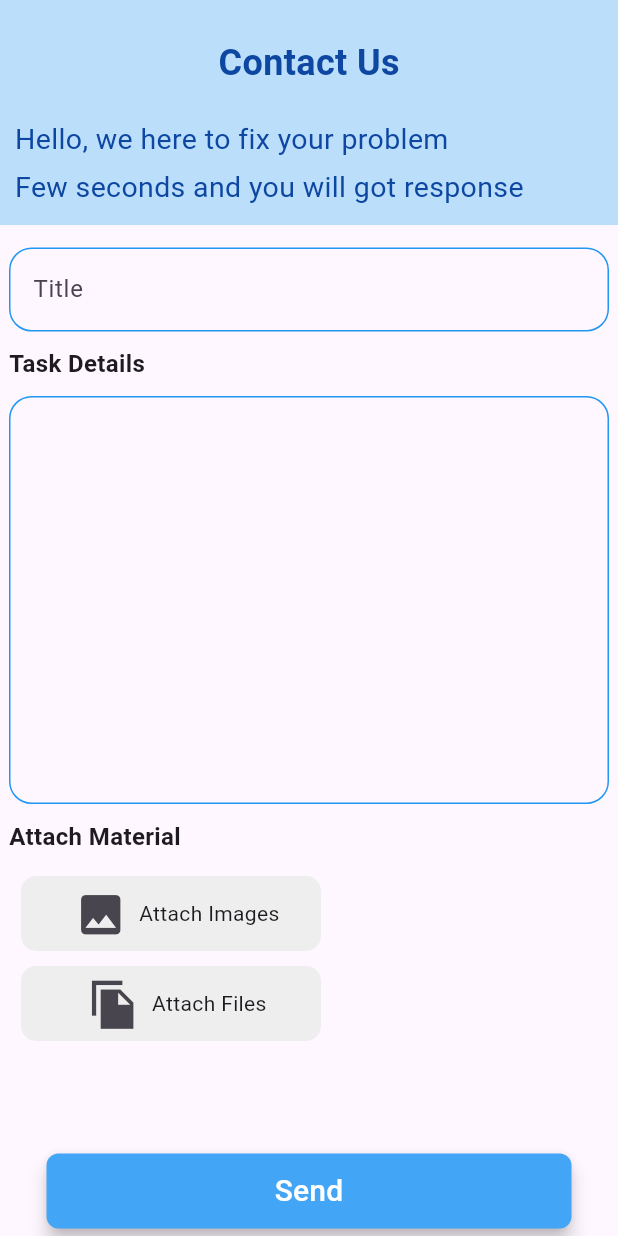
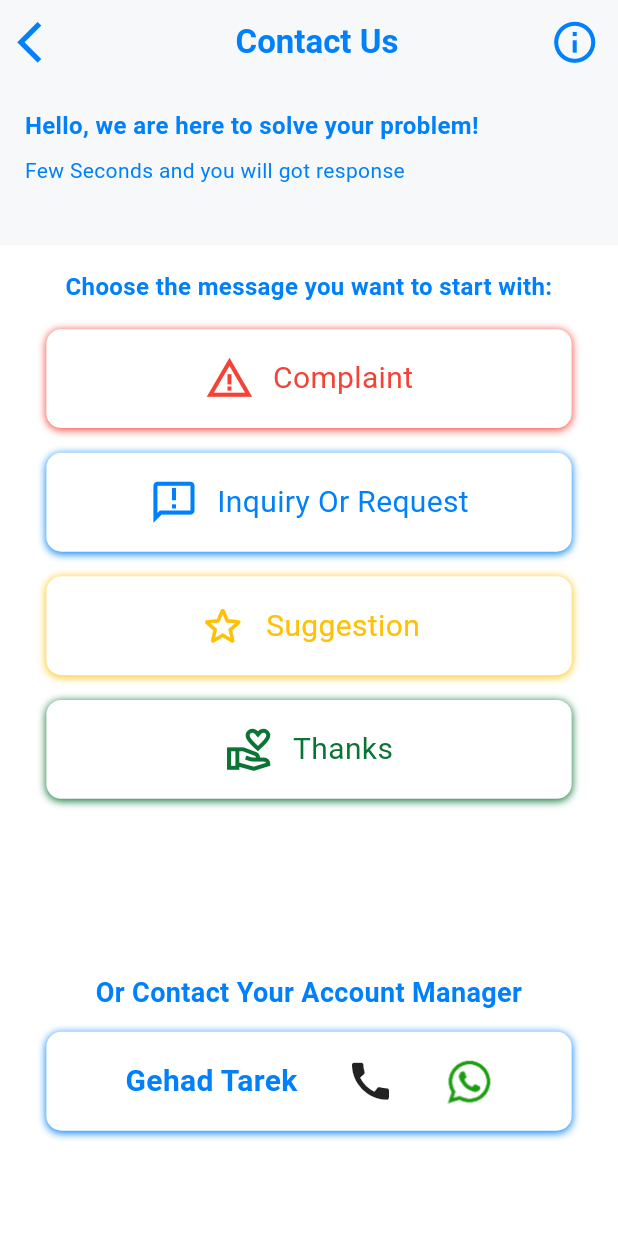
Before and after one commit to Gehad-Tarek/comma_app, a Flutter app: the screen it shows after launch, on a phone screen of 412 x 824 dp. Run offline on Flutter 3.47's test engine with Material 2 defaults, Android fonts, the phone set to English and light mode, and no system bars; our stand-ins replace device_preview, fl_chart, font_awesome_flutter, salomon_bottom_bar.

Commit message:
add contact us screen

```diff
--- a/lib/constants/constants.dart
+++ b/lib/constants/constants.dart
@@ -2,6 +2,7 @@ import 'package:flutter/material.dart';
 
 class Constants {
   ///color
+  static final kBlueNewLogoColor = Color(0xff0080FB);
   static final kMaintBlueColor = Color(0xff7FD0F0);
   static final kBlueLightColor = Color(0xff358ACD);
   //static final kBlueNormalColor = Color(0xff0293EE);
@@ -16,4 +17,6 @@ class Constants {
 
   ///images
   static final kLogoImage = 'assets/images/logo.png';
+  static final kPhoneImages = 'assets/images/phone.png';
+  static final kWhatsAppImages = 'assets/images/whatsApp.png';
 }
--- a/lib/main.dart
+++ b/lib/main.dart
@@ -2,6 +2,7 @@ import 'package:comma_app/screens/Reports_screen/Reports_screen.dart';
 import 'package:comma_app/screens/Tasks_screen/Tasks_screen.dart';
 import 'package:comma_app/screens/Users_screen/Users_screen.dart';
 import 'package:comma_app/screens/change_password_screen/change_password.dart';
+import 'package:comma_app/screens/contact_us_screen/contact_us_screen.dart';
 import 'package:comma_app/screens/home_screen/home_screen.dart';
 import 'package:comma_app/screens/login_screen/login_screen.dart';
 import 'package:comma_app/screens/settings_screen/settings_screen.dart';
@@ -26,28 +27,14 @@ class MyApp extends StatelessWidget {
               colorScheme: ColorScheme.fromSeed(seedColor: Colors.deepPurple),
               useMaterial3: true,
             ),
-
-// <<<<<<< HEAD
             // home:const HomeScreen(),
+            home: ContactUsScreen(),
             // home:const LoginScreen(),
             // home:const ReportsScreen() ,
-            //  home:const ChangePassword() ,
-
+            // home:const ChangePassword() ,
             // home:const SettingsScreen(),
-            //  home:const UsersScreen(),
-            home: const TasksScreen(),
-// =======
-//            // home:const HomeScreen(),
-//           // home:const LoginScreen(),
-//           home:const ReportsScreen() ,
-//         //  home:const ChangePassword() ,
-
-            // home:const SettingsScreen(),
-          //  home:const UsersScreen(),
-          //  home:const TasksScreen(),
-
-
-// >>>>>>> 3d1faee3430a0927b66af0df11128f8723c9373f
+            // home:const UsersScreen(),
+            // home: const TasksScreen(),
           );
         });
   }
--- /dev/null
+++ b/lib/screens/contact_us_screen/contact_us_screen.dart
@@ -0,0 +1,295 @@
+import 'package:flutter/material.dart';
+import 'package:url_launcher/url_launcher.dart';
+
+import '../../constants/constants.dart';
+
+class ContactUsScreen extends StatelessWidget {
+  // const ContactUsScreen({super.key});
+  final List<Map<String, dynamic>> contactUsSections = [
+    {
+      'color': Colors.red,
+      'text': 'Complaint',
+      'icon': IconData(0xe6cc, fontFamily: 'MaterialIcons')
+    },
+    {
+      'color': Constants.kBlueNewLogoColor,
+      'text': 'Inquiry Or Request',
+      'icon': IconData(0xee78, fontFamily: 'MaterialIcons')
+    },
+    {
+      'color': Colors.amber,
+      'text': 'Suggestion',
+      'icon': IconData(0xf01d1, fontFamily: 'MaterialIcons')
+    },
+    {
+      'color': Constants.kGreenBoldColor,
+      'text': 'Thanks',
+      'icon': IconData(0xf4a9, fontFamily: 'MaterialIcons')
+    },
+  ];
+
+  //
+  // static const IconData warning_rounded =
+  //     IconData(0xf02a1, fontFamily: 'MaterialIcons');
+  // static const IconData warning_amber =
+  //     IconData(0xe6cc, fontFamily: 'MaterialIcons');
+  // static const IconData star_outline_rounded =
+  //     IconData(0xf01d1, fontFamily: 'MaterialIcons');
+  // static const IconData announcement_outlined =
+  //     IconData(0xee78, fontFamily: 'MaterialIcons');
+  // static const IconData announcement_sharp =
+  //     IconData(0xe786, fontFamily: 'MaterialIcons');
+  // static const IconData announcement_rounded =
+  //     IconData(0xf565, fontFamily: 'MaterialIcons');
+  // static const IconData announcement =
+  //     IconData(0xe087, fontFamily: 'MaterialIcons');
+  // static const IconData textsms_rounded =
+  //     IconData(0xf0227, fontFamily: 'MaterialIcons');
+  // static const IconData textsms_outlined =
+  //     IconData(0xf435, fontFamily: 'MaterialIcons');
+  // static const IconData textsms = IconData(0xe652, fontFamily: 'MaterialIcons');
+  // static const IconData volunteer_activism_sharp =
+  //     IconData(0xedbc, fontFamily: 'MaterialIcons');
+  // static const IconData volunteer_activism_rounded =
+  //     IconData(0xf029b, fontFamily: 'MaterialIcons');
+  // static const IconData volunteer_activism_outlined =
+  //     IconData(0xf4a9, fontFamily: 'MaterialIcons');
+  // static const IconData volunteer_activism =
+  //     IconData(0xe6c6, fontFamily: 'MaterialIcons');
+  // static const IconData sms_failed_outlined =
+  //     IconData(0xf3ac, fontFamily: 'MaterialIcons');
+  // static const IconData quiz_outlined =
+  //     IconData(0xf2e2, fontFamily: 'MaterialIcons');
+  // static const IconData message_outlined =
+  //     IconData(0xf1c6, fontFamily: 'MaterialIcons');
+
+  @override
+  Widget build(BuildContext context) {
+    final width = MediaQuery.of(context).size.width;
+    final height = MediaQuery.of(context).size.height;
+    return Scaffold(
+      backgroundColor: Colors.white,
+      appBar: AppBar(
+        elevation: 0,
+        backgroundColor: Color(0xffF6F8FA),
+        leading: InkWell(
+          onTap: () {},
+          child: Icon(Icons.arrow_back_ios,
+              color: Constants.kBlueNewLogoColor, size: width * 0.08),
+        ),
+        title: Center(
+          child: Text("Contact Us",
+              style: TextStyle(
+                  fontSize: 22,
+                  fontWeight: FontWeight.bold,
+                  color: Constants.kBlueNewLogoColor)),
+        ),
+        actions: [
+          Icon(
+            Icons.info_outline,
+            color: Constants.kBlueNewLogoColor,
+            size: width * 0.08,
+          ),
+          SizedBox(
+            width: width * 0.03,
+          ),
+        ],
+      ),
+      body: SafeArea(
+        child: Container(
+          height: height,
+          child: Column(
+            children: [
+              Expanded(
+                flex: 1,
+                child: Container(
+                  width: width,
+                  padding: EdgeInsets.symmetric(
+                      horizontal: width * 0.04, vertical: height * 0.02),
+                  color: Color(0xffF6F8FA),
+                  child: ListView(
+                    children: [
+                      Text("Hello, we are here to solve your problem!",
+                          style: TextStyle(
+                            color: Constants.kBlueNewLogoColor,
+                            fontSize: 16,
+                            fontWeight: FontWeight.bold,
+                          )),
+                      SizedBox(
+                        height: height * 0.01,
+                      ),
+                      Text("Few Seconds and you will got response",
+                          style: TextStyle(
+                              fontSize: 14, color: Constants.kBlueNewLogoColor))
+                    ],
+                  ),
+                ),
+              ),
+              Container(
+                padding: EdgeInsets.only(top: height * 0.02),
+                child: Text("Choose the message you want to start with:",
+                    style: TextStyle(
+                        fontSize: 16,
+                        color: Constants.kBlueNewLogoColor,
+                        fontWeight: FontWeight.bold),
+                    textAlign: TextAlign.center),
+              ),
+              Expanded(
+                flex: 4,
+                child: Container(
+                  padding: EdgeInsets.only(
+                      top: height * 0.02,
+                      bottom: height * 0.03,
+                      left: width * 0.06,
+                      right: width * 0.06),
+                  // padding: EdgeInsets.symmetric(
+                  //     horizontal: width * 0.06, vertical: height * 0.04),
+                  child: ListView.builder(
+                      itemCount: contactUsSections.length,
+                      itemBuilder: (BuildContext context, int index) {
+                        final item = contactUsSections[index];
+                        return Center(
+                          child: Container(
+                              width: width * 0.85,
+                              padding:
+                                  EdgeInsets.symmetric(vertical: height * 0.02),
+                              margin: EdgeInsets.only(bottom: height * 0.02),
+                              decoration: BoxDecoration(
+                                borderRadius: BorderRadius.circular(10.0),
+                                color: Colors.white,
+                                boxShadow: [
+                                  BoxShadow(
+                                    color: item['color'], // Shadow color
+                                    blurRadius: 4, // Spread of the shadow
+                                    offset: Offset(
+                                        0, 1), // Offset of the shadow (x, y)
+                                  ),
+                                ],
+                              ),
+                              child: Row(
+                                mainAxisAlignment: MainAxisAlignment.center,
+                                children: [
+                                  Icon(
+                                    item['icon'],
+                                    color: item['color'],
+                                    size: width * 0.08,
+                                  ),
+                                  SizedBox(
+                                    width: width * 0.03,
+                                  ),
+                                  Text(
+                                    item['text'],
+                                    style: TextStyle(
+                                        color: item['color'], fontSize: 20),
+                                  ),
+                                ],
+                              )),
+                        );
+                      }),
+                ),
+              ),
+              Container(
+                padding: EdgeInsets.only(top: height * 0.02),
+                child: Text("Or Contact Your Account Manager",
+                    style: TextStyle(
+                        fontSize: 18,
+                        color: Constants.kBlueNewLogoColor,
+                        fontWeight: FontWeight.bold),
+                    textAlign: TextAlign.center),
+              ),
+              Expanded(
+                flex: 1,
+                child: Container(
+                    width: width,
+                    // color: Colors.red,
+                    child: Center(
+                      child: Container(
+                        width: width * 0.85,
+                        // height: height * 0.1,
+                        padding: EdgeInsets.symmetric(vertical: height * 0.02),
+                        margin: EdgeInsets.only(bottom: height * 0.02),
+                        decoration: BoxDecoration(
+                          borderRadius: BorderRadius.circular(10.0),
+                          color: Colors.white,
+                          boxShadow: [
+                            BoxShadow(
+                              color: Constants.kBlueNewLogoColor,
+                              // Shadow color
+                              blurRadius: 4,
+                              // Spread of the shadow
+                              offset:
+                                  Offset(0, 1), // Offset of the shadow (x, y)
+                            ),
+                          ],
+                        ),
+                        child: Row(
+                          mainAxisAlignment: MainAxisAlignment.spaceBetween,
+                          children: [
+                            SizedBox(
+                              width: width * 0.05,
+                            ),
+                            Text(
+                              "Gehad Tarek",
+                              style: TextStyle(
+                                  fontWeight: FontWeight.bold,
+                                  fontSize: 20,
+                                  color: Constants.kBlueNewLogoColor),
+                            ),
+                            Icon(Icons.call, size: width * 0.08),
+                            InkWell(
+                              onTap: (){
+                                openWhatsAppChat();
+                              },
+                              child: Image(
+                                image: AssetImage(
+                                  "assets/images/whatsApp.png",
+                                ),
+                                width: width * 0.08,
+                                height: height * 0.04,
+                              ),
+                            ),
+                            SizedBox(
+                              width: width * 0.05,
+                            ),
+                            // Icon(Icons.call, size: width * 0.08,),
+                            // Icon(Icons., color: Colors.purple, size: width * 0.08,)
+                          ],
+                        ),
+                      ),
+                    )),
+              ),
+              SizedBox(
+                height: height * 0.05,
+              ),
+            ],
+          ),
+        ),
+      ),
+    );
+  }
+}
+
+String phoneNumber =
+    "+201092425464"; // Replace with the phone number you want to contact.
+Future<void> _launchUrl($url) async {
+  if (!await launchUrl($url)) {
+    throw Exception('Could not launch ');
+  }
+}
+void openWhatsAppChat() async {
+  String whatsappUrl = "whatsapp://send?phone=$phoneNumber";
+  if (await canLaunchUrl(Uri.parse(whatsappUrl))) {
+    await canLaunchUrl(Uri.parse(whatsappUrl));
+    print("opened");
+  } else {
+    // If WhatsApp is not installed, you can open it in the browser.
+    String whatsappWebUrl = "https://web.whatsapp.com/send?phone=$phoneNumber";
+    if (await canLaunchUrl(Uri.parse(whatsappUrl))) {
+      await canLaunchUrl(Uri.parse(whatsappWebUrl));
+      print("opened");
+    } else {
+      // Handle the case where neither the app nor web WhatsApp can be opened.
+      print("Could not open WhatsApp.");
+    }
+  }
+}
--- a/lib/screens/settings_screen/settings_screen.dart
+++ b/lib/screens/settings_screen/settings_screen.dart
@@ -58,12 +58,12 @@ class SettingsScreen extends StatelessWidget {
               "Change Email",
               () {},
             ),
-            SettingsButton(
-              Icons.language_outlined,
-              Icons.language_outlined,
-              "Change Language",
-              () {},
-            ),
+            // SettingsButton(
+            //   Icons.language_outlined,
+            //   Icons.language_outlined,
+            //   "Change Language",
+            //   () {},
+            // ),
             SettingsButton(
               Icons.back_hand,
               Icons.arrow_forward_ios,
--- a/pubspec.yaml
+++ b/pubspec.yaml
@@ -35,6 +35,7 @@ dependencies:
   font_awesome_flutter: ^10.5.0
   salomon_bottom_bar: ^3.3.2
   fl_chart: ^0.63.0
+  url_launcher: ^6.1.14
 
 dev_dependencies:
   flutter_lints: ^2.0.0
```
Also changed, not shown: assets/images/phone.png (added), assets/images/whatsApp.png (added), pubspec.lock, 5 other files.
